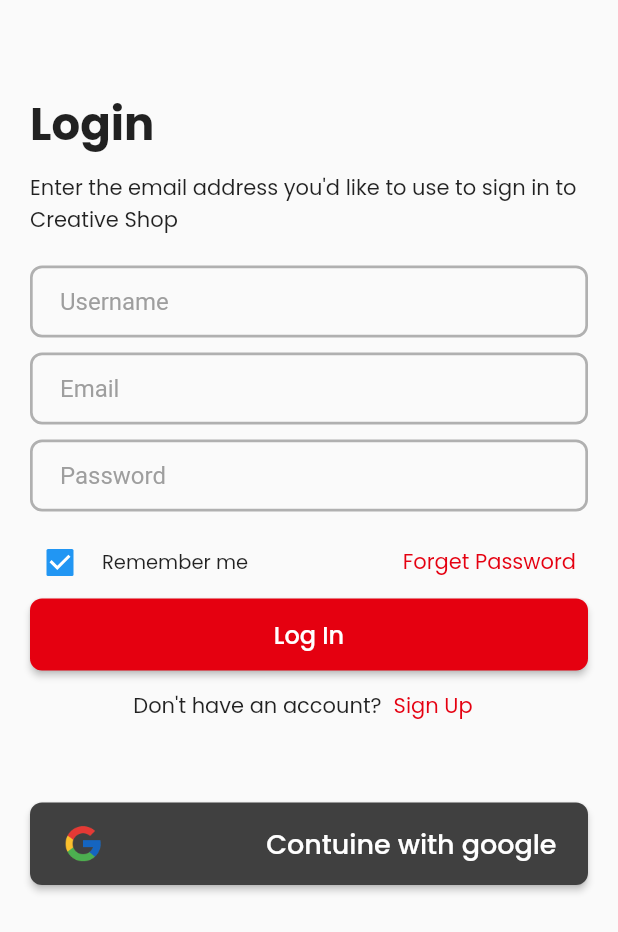
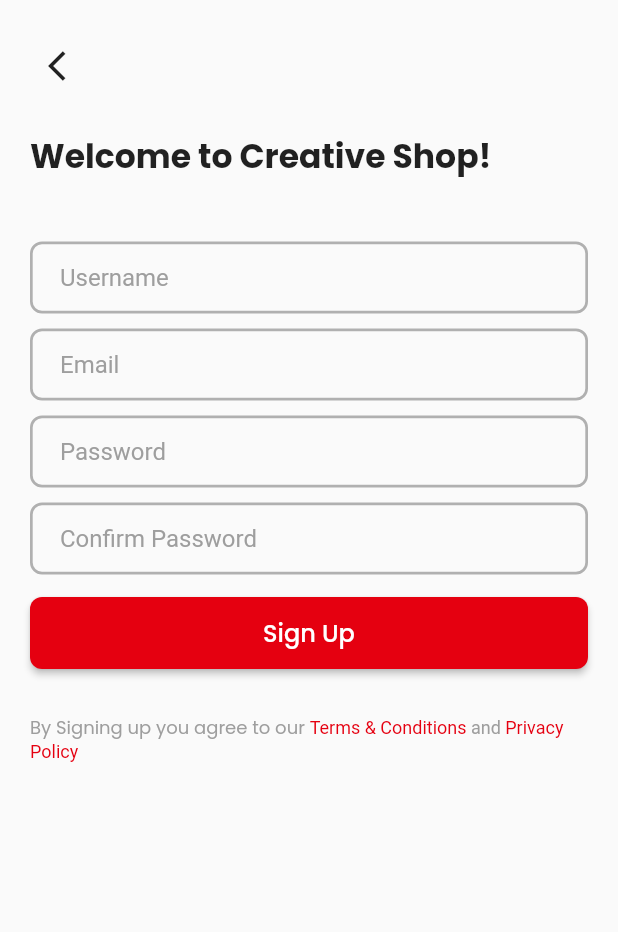
Before and after one commit to Mohamed-Jalab/Creative_Shop, a Flutter app: the screen it shows after launch, after a tap on "Sign Up", on a phone screen of 412 x 824 dp. Shown: the top 932 px of the screen. Run offline on Flutter 3.47's test engine with Material 2 defaults, Android fonts, the light colour scheme and no system bars; our stand-ins replace firebase_core, flutter_spinkit, smooth_page_indicator; accounts and stored records are empty.

Commit message:
Add sign_up screen to the project and edit login screen

```diff
--- a/creative_shop/lib/screens/onboarding_list.dart
+++ b/creative_shop/lib/models/onboarding_model.dart
@@ -1,4 +1,10 @@
-import 'onboarding_model.dart';
+class OnBoardingModel {
+  final String? title;
+  final String? title2;
+  final String? image;
+  OnBoardingModel(this.title, this.title2, this.image);
+}
+
 
 List<OnBoardingModel> onBoardingList = [
   OnBoardingModel(
--- a/creative_shop/lib/screens/login_screen.dart
+++ b/creative_shop/lib/screens/login_screen.dart
@@ -1,5 +1,8 @@
-import 'package:creative_shop/shared/component/component.dart';
+import 'package:creative_shop/screens/sign_up_screen.dart';
 import 'package:flutter/material.dart';
+
+import '../shared/component/component.dart';
+import '../shared/component/constant.dart';
 
 class LoginScreen extends StatelessWidget {
   const LoginScreen({super.key});
@@ -7,13 +10,13 @@ class LoginScreen extends StatelessWidget {
   @override
   Widget build(BuildContext context) {
     return Scaffold(
-      body: Padding(
-        padding: const EdgeInsets.symmetric(horizontal: 20.0),
-        child: SingleChildScrollView(
+      body: SingleChildScrollView(
+        child: Padding(
+          padding: const EdgeInsets.all(kDefaultPadding),
           child: Column(
             crossAxisAlignment: CrossAxisAlignment.start,
             children: [
-              const SizedBox(height: 60),
+              const SizedBox(height: 50),
               const Text(
                 'Login',
                 style: TextStyle(
@@ -30,15 +33,19 @@ class LoginScreen extends StatelessWidget {
                     fontFamily: 'Poppins'),
               ),
               const SizedBox(height: 20),
+              // buildTextField(
+              //   text: 'Username',
+              // ),
+              // const SizedBox(height: 10),
               buildTextField(
-                text: 'Username',
+                text: 'Email',
+                keyboardType: TextInputType.emailAddress,
               ),
               const SizedBox(height: 10),
               buildTextField(
-                text: 'Email',
+                text: 'Password',
+                keyboardType: TextInputType.visiblePassword,
               ),
-              const SizedBox(height: 10),
-              buildTextField(text: 'Password'),
               const SizedBox(height: 10),
               Row(
                 mainAxisAlignment: MainAxisAlignment.spaceBetween,
@@ -47,43 +54,77 @@ class LoginScreen extends StatelessWidget {
                     width: 150,
                     child: buildCheckbox("Remember me"),
                   ),
-                  buildTextButton('Forget Password'),
+                  // need to work on it future
+                  // buildTextButton('Forget Password'),
                 ],
               ),
-              // const SizedBox(height: 10),
+              const SizedBox(height: 5),
               buildBigButton(context,
+                  onPressed: () {},
                   height: 48,
                   child: const Text('Log In',
                       style: TextStyle(fontSize: 16, fontFamily: "Poppins")),
-                  color: const Color(0xffe50010)),
+                  color: redColor),
               // const SizedBox(height: 10),
               Row(
                 mainAxisAlignment: MainAxisAlignment.center,
                 children: [
                   const Text("Don't have an account?",
                       style: TextStyle(fontFamily: 'Poppins')),
-                  buildTextButton('Sign Up'),
+                  buildTextButton('Sign Up', onPressed: () {
+                    Navigator.of(context).push(MaterialPageRoute(
+                        builder: (_) => const SignUpScreen()));
+                  }),
                 ],
               ),
-              const SizedBox(height: 40),
+              const SizedBox(height: 50),
+              Row(
+                mainAxisAlignment: MainAxisAlignment.center,
+                children: [
+                  Expanded(
+                      child: Divider(
+                    color: Colors.grey.withOpacity(.4),
+                    thickness: 2,
+                  )),
+                  const Padding(
+                    padding: EdgeInsets.symmetric(horizontal: 10),
+                    child: Text('Or Continue with',
+                        style: TextStyle(fontFamily: 'Poppins')),
+                  ),
+                  Expanded(
+                      child: Divider(
+                    color: Colors.grey.withOpacity(.4),
+                    thickness: 2,
+                  )),
+                ],
+              ),
+              const SizedBox(height: 10),
               Center(
-                child: buildBigButton(
-                  context,
-                  height: 55,
-                  color: const Color(0xff404040),
-                  padding: const EdgeInsets.symmetric(horizontal: 21),
-                  child: Row(
-                    mainAxisAlignment: MainAxisAlignment.spaceBetween,
-                    children: [
-                      Image.asset("asset/images/google-logo.png",
-                          width: 28.81, height: 28),
-                      // Spacer(),
-                      const Text('Contuine with google',
-                          style: TextStyle(fontSize: 18, fontFamily: 'Poppins'))
-                    ],
-                  ),
+                child: IconButton(
+                  icon: Image.asset("asset/images/google-logo.png"),
+                  onPressed: () {},
                 ),
               ),
+              // Center(
+              //   child:
+              //   buildBigButton(
+              //     context,
+              //     onPressed: () {},
+              //     height: 55,
+              //     color: blackColor2,
+              //     padding: const EdgeInsets.symmetric(horizontal: 21),
+              //     child: Row(
+              //       mainAxisAlignment: MainAxisAlignment.spaceBetween,
+              //       children: [
+              //         Image.asset("asset/images/google-logo.png",
+              //             width: 28.81, height: 28),
+              //         // Spacer(),
+              //         const Text('Contuine with google',
+              //             style: TextStyle(fontSize: 18, fontFamily: 'Poppins'))
+              //       ],
+              //     ),
+              //   ),
+              // ),
             ],
           ),
         ),
--- a/creative_shop/lib/screens/onboarding_model.dart
+++ /dev/null
@@ -1,6 +0,0 @@
-class OnBoardingModel {
-  final String? title;
-  final String? title2;
-  final String? image;
-  OnBoardingModel(this.title, this.title2, this.image);
-}
--- a/creative_shop/lib/screens/onboarding_screen.dart
+++ b/creative_shop/lib/screens/onboarding_screen.dart
@@ -1,7 +1,7 @@
 import 'package:flutter/material.dart';
 import 'package:smooth_page_indicator/smooth_page_indicator.dart';
 
-import 'onboarding_list.dart';
+import '../models/onboarding_model.dart';
 
 class OnBoardingScreen extends StatefulWidget {
   const OnBoardingScreen({Key? key}) : super(key: key);
--- /dev/null
+++ b/creative_shop/lib/screens/sign_up_screen.dart
@@ -0,0 +1,87 @@
+import 'package:creative_shop/shared/component/constant.dart';
+import 'package:flutter/material.dart';
+
+import '../shared/component/component.dart';
+
+class SignUpScreen extends StatelessWidget {
+  const SignUpScreen({super.key});
+
+  @override
+  Widget build(BuildContext context) {
+    return Scaffold(
+      body: SingleChildScrollView(
+        child: Padding(
+          padding: const EdgeInsets.all(kDefaultPadding),
+          child: Column(
+            crossAxisAlignment: CrossAxisAlignment.start,
+            children: [
+              IconButton(
+                  onPressed: () {
+                    Navigator.of(context).pop();
+                  },
+                  icon: const Icon(Icons.arrow_back_ios)),
+              const SizedBox(height: 20),
+              const Text('Welcome to Creative Shop!',
+                  style: TextStyle(
+                      fontSize: 22,
+                      fontFamily: 'Poppins',
+                      fontWeight: FontWeight.w800)),
+              const SizedBox(height: 40),
+              buildTextField(
+                text: 'Username',
+                keyboardType: TextInputType.name,
+              ),
+              const SizedBox(height: 10),
+              buildTextField(
+                text: 'Email',
+                keyboardType: TextInputType.emailAddress,
+              ),
+              const SizedBox(height: 10),
+              buildTextField(
+                text: 'Password',
+                keyboardType: TextInputType.visiblePassword,
+              ),
+              const SizedBox(height: 10),
+              buildTextField(
+                text: 'Confirm Password',
+                keyboardType: TextInputType.visiblePassword,
+              ),
+              const SizedBox(height: 15),
+              buildBigButton(context,
+                  onPressed: () {},
+                  height: 48,
+                  child: const Text('Sign Up',
+                      style: TextStyle(fontSize: 16, fontFamily: "Poppins")),
+                  color: redColor),
+              const SizedBox(height: 30),
+              RichText(
+                text: const TextSpan(
+                  style: TextStyle(
+                      fontFamily: 'Poppins', color: Colors.grey, fontSize: 12),
+                  children: [
+                    TextSpan(
+                      text: "By Signing up you agree to our ",
+                      // style: TextStyle(color: Colors.grey),
+                    ),
+                    TextSpan(
+                      text: "Terms & Conditions ",
+                      style: TextStyle(color: redColor),
+                    ),
+                    TextSpan(
+                      text: "and ",
+                      style: TextStyle(color: Colors.grey),
+                    ),
+                    TextSpan(
+                      text: "Privacy Policy",
+                      style: TextStyle(color: redColor),
+                    ),
+                  ],
+                ),
+              ),
+            ],
+          ),
+        ),
+      ),
+    );
+  }
+}
--- a/creative_shop/lib/shared/component/component.dart
+++ b/creative_shop/lib/shared/component/component.dart
@@ -74,8 +74,10 @@ Widget myButton(
         child: child,
       ),
     );
-Widget buildTextField({String text = ''}) {
+Widget buildTextField({String text = '', TextInputType? keyboardType}) {
   return TextFormField(
+    keyboardType: keyboardType,
+    cursorColor: redColor.withOpacity(.8),
     decoration: InputDecoration(
       contentPadding: const EdgeInsets.only(left: 20),
       hintText: text,
@@ -95,13 +97,16 @@ Widget buildTextField({String text = ''}) {
   );
 }
 
-Widget buildCheckbox(String text) {
+Widget buildCheckbox(String text, {bool value = true}) {
   return CheckboxListTile(
-    shape: OutlineInputBorder(borderRadius: BorderRadius.circular(8), borderSide: BorderSide.none),
+    activeColor: redColor,
+    shape: OutlineInputBorder(
+        borderRadius: BorderRadius.circular(8), borderSide: BorderSide.none),
     contentPadding: EdgeInsets.zero,
     controlAffinity: ListTileControlAffinity.leading,
     visualDensity: const VisualDensity(horizontal: -4, vertical: -4),
-    value: true,
+    value: value,
+    // tristate: true,
     onChanged: (value) {},
     title: Text(
       text,
@@ -112,15 +117,17 @@ Widget buildCheckbox(String text) {
 }
 
 Widget buildBigButton(BuildContext context,
-    {required Widget child, Color? color, EdgeInsets? padding, double? height}) {
+    {required Widget child,
+    Color? color,
+    EdgeInsets? padding,
+    double? height,
+    required void Function() onPressed}) {
   return SizedBox(
     width: MediaQuery.of(context).size.width,
     child: MaterialButton(
-
-
       padding: padding,
       height: height,
-      textColor: Colors.white,
+      textColor: whiteColor,
       color: color,
       shape: RoundedRectangleBorder(
         borderRadius: BorderRadius.circular(8),
@@ -132,11 +139,11 @@ Widget buildBigButton(BuildContext context,
   );
 }
 
-Widget buildTextButton(String text) {
+Widget buildTextButton(String text, {required void Function() onPressed}) {
   return TextButton(
-    onPressed: () {},
+    onPressed: onPressed,
     style: TextButton.styleFrom(
-      foregroundColor: const Color(0xffe50010),
+      foregroundColor: redColor,
     ),
     child: Text(
       text,
--- a/creative_shop/lib/shared/component/constant.dart
+++ b/creative_shop/lib/shared/component/constant.dart
@@ -2,6 +2,7 @@ import 'package:flutter/material.dart';
 
 const redColor = Color(0xFFE50010);
 const blackColor = Color(0xFF141010);
+const blackColor2 = Color(0xff404040);
 const greyColor1 = Color(0xFF696969);
 const greyColor2 = Color(0xFF979797);
 const greyColor3 = Color(0xFFA6A5A5);
```
